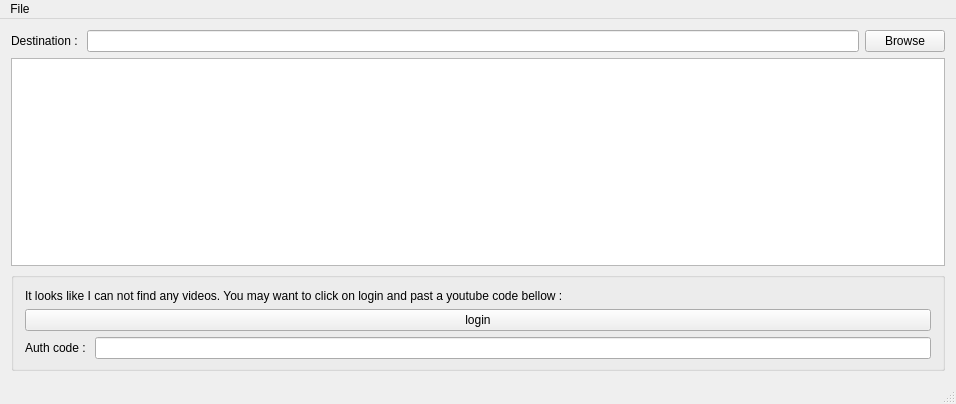
Before: the Qt Designer form mainwindow.ui in karlito139/rss_youtube_dl, drawn with Qt 5.
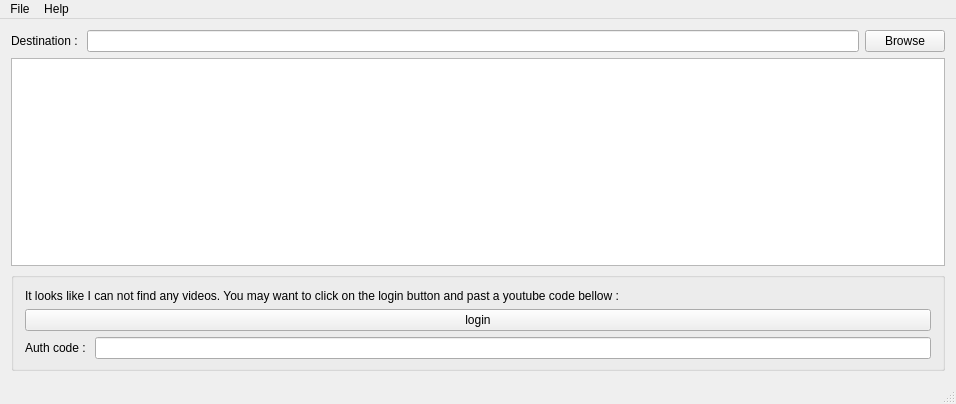
After: the same form once the commit is applied. Icons and pictures are not drawn.

Commit message: Added an about window. Close #27.

What changed in the file:
```diff
--- a/mainwindow.ui
+++ b/mainwindow.ui
@@ -95,14 +95,14 @@
       <property name="alignment">
        <set>Qt::AlignLeading|Qt::AlignLeft|Qt::AlignVCenter</set>
       </property>
-      <layout class="QVBoxLayout" name="verticalLayout_2">
+      <layout class="QVBoxLayout" name="verticalLayout_2" stretch="0,0,0">
        <property name="bottomMargin">
         <number>9</number>
        </property>
        <item>
         <widget class="QLabel" name="label_3">
          <property name="text">
-          <string>It looks like I can not find any videos. You may want to click on login and past a youtube code bellow : </string>
+          <string>It looks like I can not find any videos. You may want to click on the login button and past a youtube code bellow : </string>
          </property>
          <property name="wordWrap">
           <bool>true</bool>
@@ -162,7 +162,14 @@
     </property>
     <addaction name="actionQuite"/>
    </widget>
+   <widget class="QMenu" name="menuHelp">
+    <property name="title">
+     <string>Help</string>
+    </property>
+    <addaction name="actionAbout"/>
+   </widget>
    <addaction name="menuFile"/>
+   <addaction name="menuHelp"/>
   </widget>
   <widget class="QStatusBar" name="statusBar"/>
   <action name="actionQuite">
```
Left out of the diff: 5 changed lines with no effect on the pictures. The commit also changes 6 other files.
